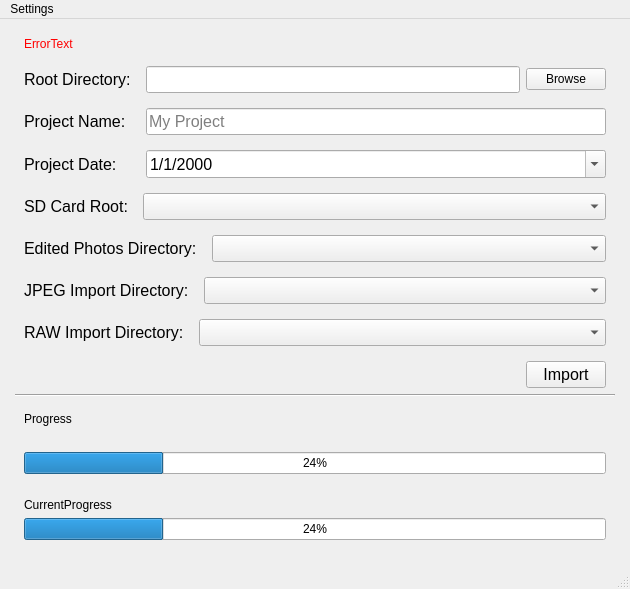
Qt form src/ui/PhotoImporterMainWindow.ui (dwp1084/PhotoImporter) before a commit.
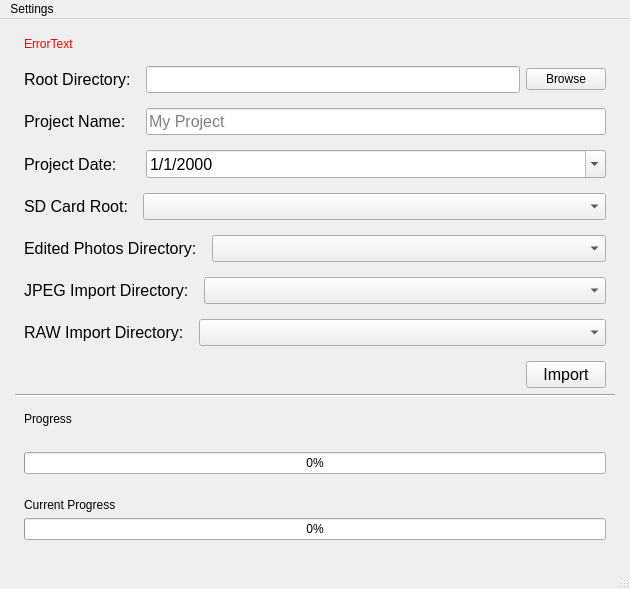
The same form after that commit.

Commit message: Started import functionality

```diff
--- a/src/ui/PhotoImporterMainWindow.ui
+++ b/src/ui/PhotoImporterMainWindow.ui
@@ -552,7 +552,7 @@
              <item>
               <widget class="QProgressBar" name="totalProgressBar">
                <property name="value">
-                <number>24</number>
+                <number>0</number>
                </property>
               </widget>
              </item>
@@ -571,14 +571,14 @@
              <item>
               <widget class="QLabel" name="label_2">
                <property name="text">
-                <string>CurrentProgress</string>
+                <string>Current Progress</string>
                </property>
               </widget>
              </item>
              <item>
               <widget class="QProgressBar" name="currentFileProgressBar">
                <property name="value">
-                <number>24</number>
+                <number>0</number>
                </property>
               </widget>
              </item>
```
The commit also changes 2 other files.
